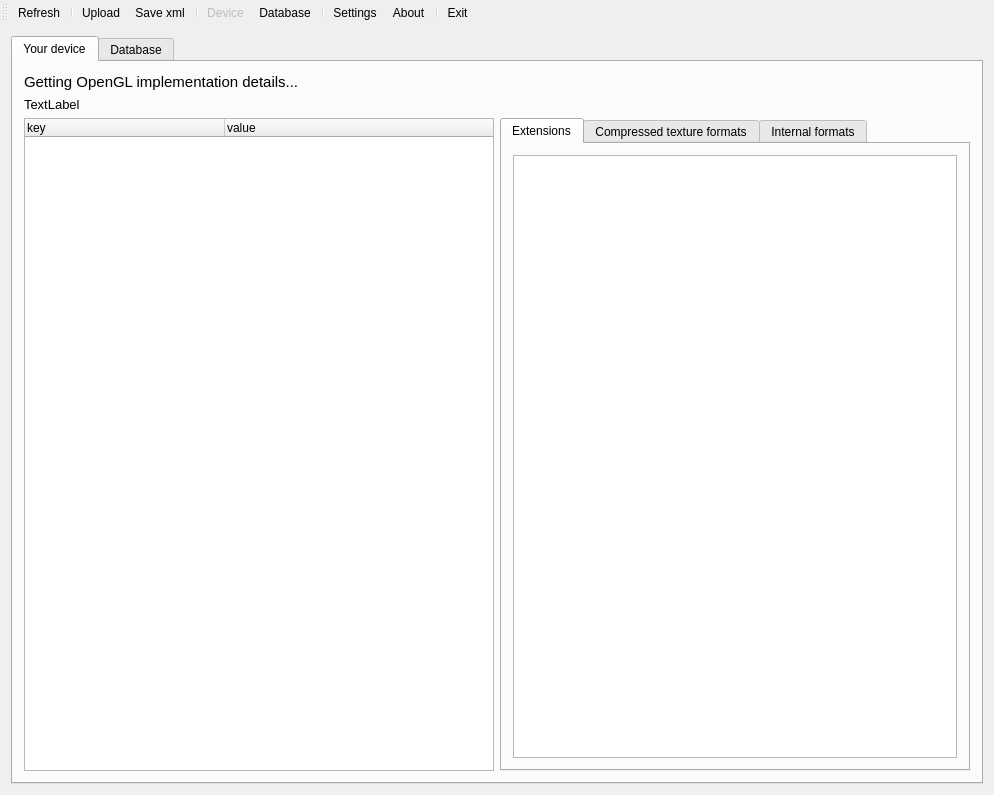
First picture: the form in glCapsViewer.ui, repository SaschaWillems/glCapsViewer, before the edit.
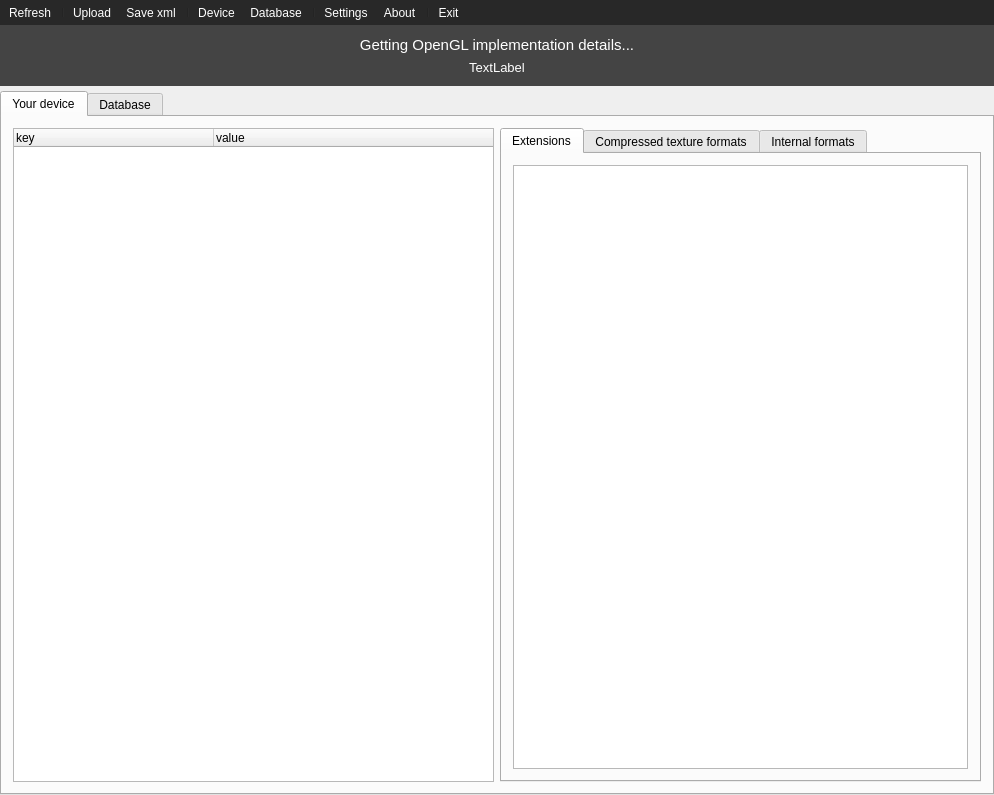
Second picture: the form after the edit. Icons and pictures are not drawn.

Diff of the .ui file:
```diff
--- a/glCapsViewer.ui
+++ b/glCapsViewer.ui
@@ -29,7 +29,62 @@
 }</string>
   </property>
   <widget class="QWidget" name="centralWidget">
-   <layout class="QHBoxLayout" name="horizontalLayout_2">
+   <layout class="QVBoxLayout" name="verticalLayout_7">
+    <property name="spacing">
+     <number>5</number>
+    </property>
+    <property name="leftMargin">
+     <number>0</number>
+    </property>
+    <property name="topMargin">
+     <number>0</number>
+    </property>
+    <property name="rightMargin">
+     <number>0</number>
+    </property>
+    <property name="bottomMargin">
+     <number>0</number>
+    </property>
+    <item>
+     <widget class="QWidget" name="widget" native="true">
+      <property name="styleSheet">
+       <string notr="true">background-color: rgb(68, 68, 68);</string>
+      </property>
+      <layout class="QVBoxLayout" name="verticalLayout_8">
+       <item>
+        <widget class="QLabel" name="labelDescription">
+         <property name="styleSheet">
+          <string notr="true">color: rgb(255, 255, 255);
+font: 75 11pt;</string>
+         </property>
+         <property name="text">
+          <string>Getting OpenGL implementation details...</string>
+         </property>
+         <property name="alignment">
+          <set>Qt::AlignCenter</set>
+         </property>
+        </widget>
+       </item>
+       <item>
+        <widget class="QLabel" name="labelReportPresent">
+         <property name="styleSheet">
+          <string notr="true">font: 10pt;
+color: rgb(255, 255, 255);</string>
+         </property>
+         <property name="frameShape">
+          <enum>QFrame::NoFrame</enum>
+         </property>
+         <property name="text">
+          <string>TextLabel</string>
+         </property>
+         <property name="alignment">
+          <set>Qt::AlignCenter</set>
+         </property>
+        </widget>
+       </item>
+      </layout>
+     </widget>
+    </item>
     <item>
      <widget class="QTabWidget" name="tabWidget">
       <property name="tabPosition">
@@ -61,35 +116,6 @@
        <layout class="QHBoxLayout" name="horizontalLayout_3">
         <item>
          <layout class="QVBoxLayout" name="verticalLayout">
-          <item>
-           <widget class="QLabel" name="labelDescription">
-            <property name="styleSheet">
-             <string notr="true">font: 75 11pt;</string>
-            </property>
-            <property name="frameShape">
-             <enum>QFrame::NoFrame</enum>
-            </property>
-            <property name="text">
-             <string>Getting OpenGL implementation details...</string>
-            </property>
-            <property name="wordWrap">
-             <bool>true</bool>
-            </property>
-           </widget>
-          </item>
-          <item>
-           <widget class="QLabel" name="labelReportPresent">
-            <property name="styleSheet">
-             <string notr="true">font: 10pt;</string>
-            </property>
-            <property name="frameShape">
-             <enum>QFrame::NoFrame</enum>
-            </property>
-            <property name="text">
-             <string>TextLabel</string>
-            </property>
-           </widget>
-          </item>
           <item>
            <layout class="QHBoxLayout" name="horizontalLayout">
             <item>
@@ -377,13 +403,18 @@
    </property>
   </widget>
   <widget class="QToolBar" name="mainToolBar">
+   <property name="styleSheet">
+    <string notr="true">background-color: rgb(40, 40, 40);
+color: rgb(255, 255, 255);
+</string>
+   </property>
    <property name="movable">
-    <bool>true</bool>
+    <bool>false</bool>
    </property>
    <property name="iconSize">
     <size>
      <width>64</width>
-     <height>24</height>
+     <height>32</height>
     </size>
    </property>
    <property name="toolButtonStyle">
```
